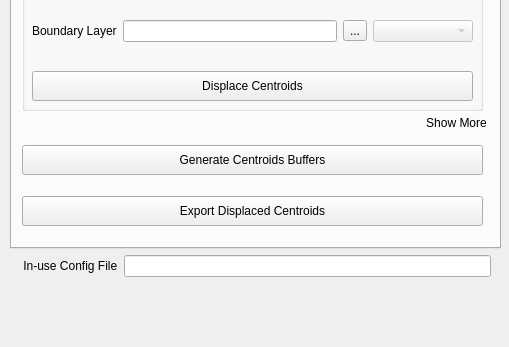
First picture: the form in plugin/mgp_mainwindow.ui, repository unicef-drp/mics-geocoding, before the edit; both pictures show x 0 to 509 and y 302 to 649 of the 509 by 649 pixel window.
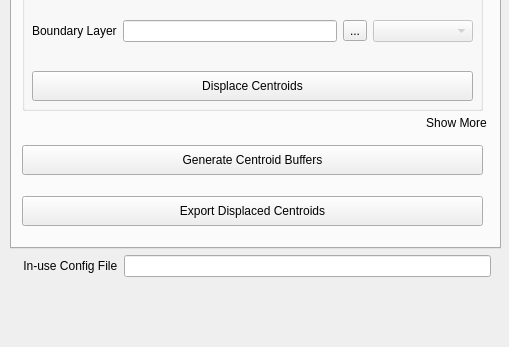
Second picture: the form after the edit.

Commit message: CentroidsBuffer --> CentroidBuffers

What changed in the file:
```diff
--- a/plugin/mgp_mainwindow.ui
+++ b/plugin/mgp_mainwindow.ui
@@ -593,7 +593,7 @@
                 </size>
                </property>
                <property name="text">
-                <string>Generate Centroids Buffers</string>
+                <string>Generate Centroid Buffers</string>
                </property>
               </widget>
              </item>
```
Left out of the diff: 2 changed lines with no effect on the pictures. The commit also changes 8 other files.
